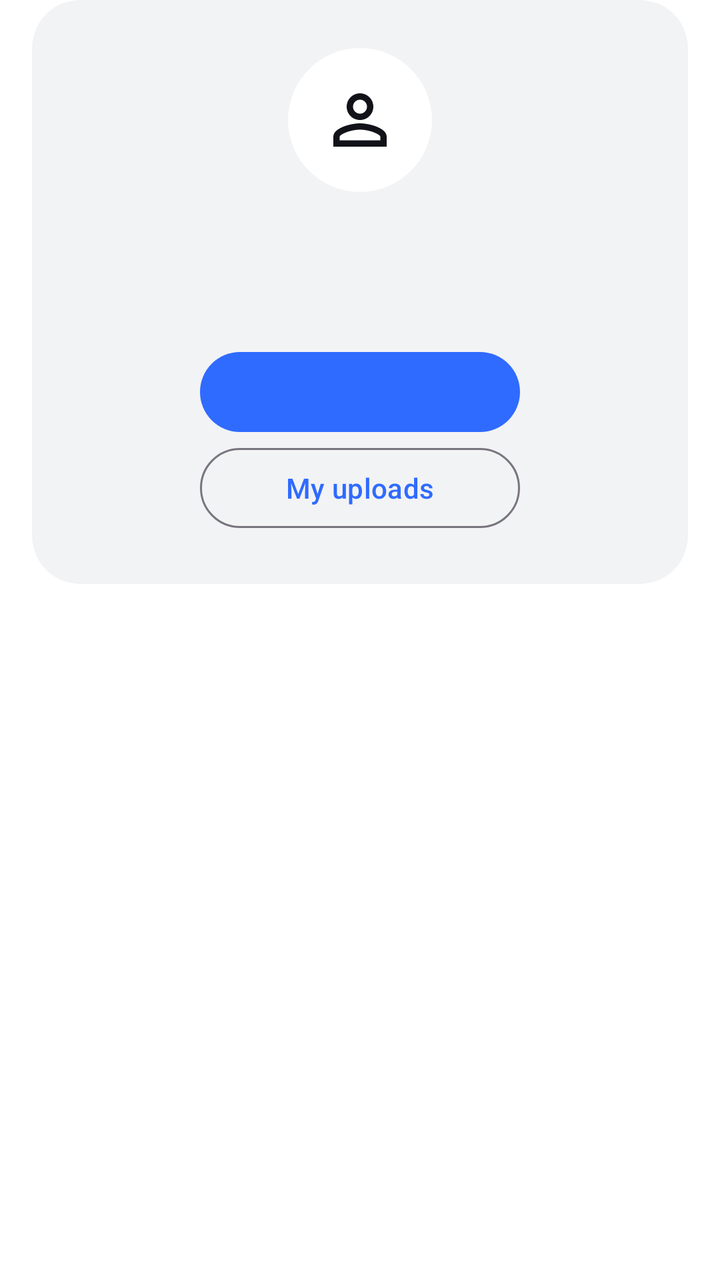
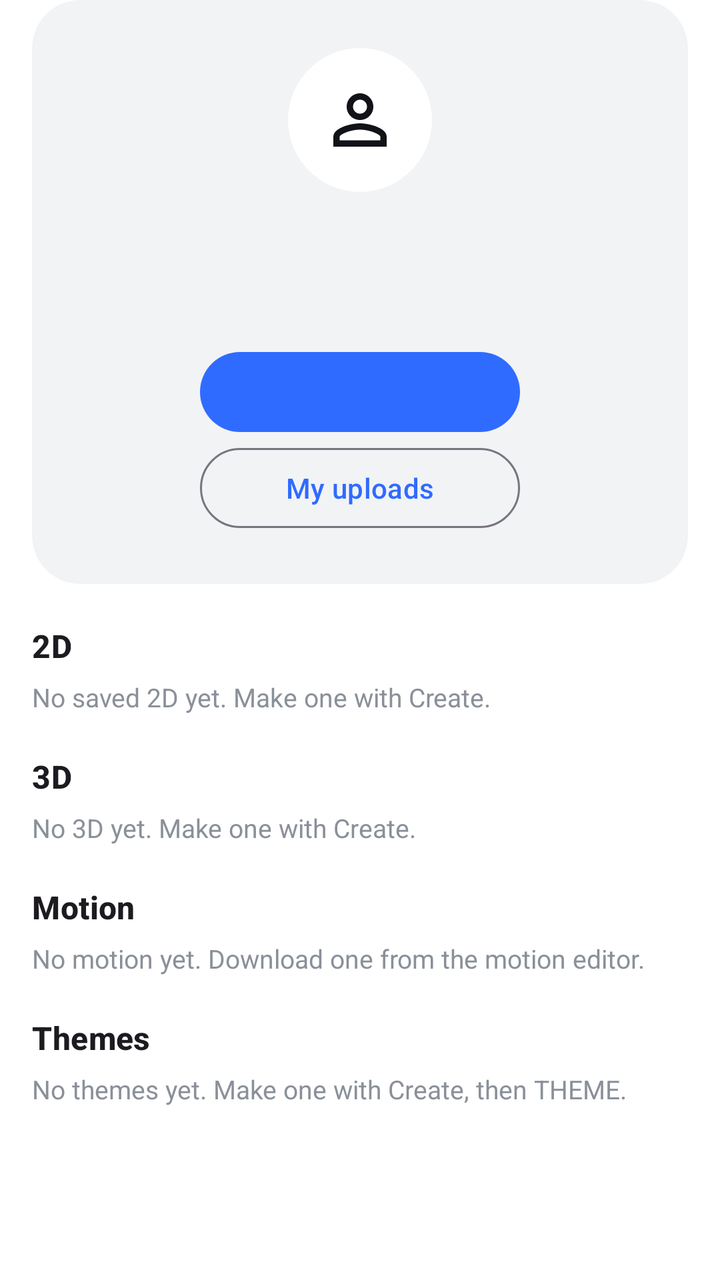

Compare the two renders of this Android layout. The source of the first and the diff that turns it into the second are given below.
<!-- AndroidManifest.xml: application theme Theme.WallpaperCreator -->
<!-- res/layout/fragment_profile.xml -->
<?xml version="1.0" encoding="utf-8"?>
<androidx.core.widget.NestedScrollView xmlns:android="http://schemas.android.com/apk/res/android"
    xmlns:app="http://schemas.android.com/apk/res-auto"
    android:layout_width="match_parent"
    android:layout_height="match_parent">

    <LinearLayout
        android:layout_width="match_parent"
        android:layout_height="wrap_content"
        android:orientation="vertical"
        android:paddingHorizontal="16dp"
        android:paddingBottom="16dp">

        <com.google.android.material.card.MaterialCardView
            android:layout_width="match_parent"
            android:layout_height="wrap_content"
            app:cardBackgroundColor="@color/surface_muted"
            app:cardCornerRadius="24dp"
            app:cardElevation="0dp"
            app:strokeWidth="0dp">

            <LinearLayout
                android:layout_width="match_parent"
                android:layout_height="wrap_content"
                android:gravity="center_horizontal"
                android:orientation="vertical"
                android:padding="24dp">

                <ImageView
                    android:layout_width="72dp"
                    android:layout_height="72dp"
                    android:background="@drawable/bg_avatar"
                    android:contentDescription="@null"
                    android:padding="16dp"
                    android:src="@drawable/ic_person"
                    app:tint="@color/text_primary" />

                <TextView
                    android:id="@+id/name"
                    android:layout_width="wrap_content"
                    android:layout_height="wrap_content"
                    android:layout_marginTop="12dp"
                    android:textColor="@color/text_primary"
                    android:textSize="20sp"
                    android:textStyle="bold" />

                <TextView
                    android:id="@+id/subtitle"
                    android:layout_width="wrap_content"
                    android:layout_height="wrap_content"
                    android:layout_marginTop="2dp"
                    android:gravity="center"
                    android:textColor="@color/text_secondary"
                    android:textSize="14sp" />

                <com.google.android.material.button.MaterialButton
                    android:id="@+id/btnAccount"
                    android:layout_width="wrap_content"
                    android:layout_height="wrap_content"
                    android:layout_marginTop="16dp"
                    android:minWidth="160dp" />

                <com.google.android.material.button.MaterialButton
                    android:id="@+id/btnMyUploads"
                    style="@style/Widget.Material3.Button.OutlinedButton"
                    android:layout_width="wrap_content"
                    android:layout_height="wrap_content"
                    android:minWidth="160dp"
                    android:text="@string/my_uploads" />
            </LinearLayout>
        </com.google.android.material.card.MaterialCardView>
    </LinearLayout>
</androidx.core.widget.NestedScrollView>
<!-- resources referenced by this layout -->
<resources>
  <color name="surface_muted">#F2F3F5</color>
  <color name="text_primary">#111318</color>
  <color name="text_secondary">#8A9099</color>
  <!-- drawable bg_avatar (drawable) -->
  <?xml version="1.0" encoding="utf-8"?>
  <shape xmlns:android="http://schemas.android.com/apk/res/android" android:shape="oval">
      <solid android:color="@color/surface" />
  </shape>
  <!-- drawable ic_person (drawable) -->
  <vector xmlns:android="http://schemas.android.com/apk/res/android"
      android:width="24dp"
      android:height="24dp"
      android:viewportWidth="24"
      android:viewportHeight="24">
      <path
          android:fillColor="#FF000000"
          android:pathData="M12,5.9c1.16,0 2.1,0.94 2.1,2.1s-0.94,2.1 -2.1,2.1S9.9,9.16 9.9,8s0.94,-2.1 2.1,-2.1m0,9c2.97,0 6.1,1.46 6.1,2.1v1.1L5.9,18.1L5.9,17c0,-0.64 3.13,-2.1 6.1,-2.1M12,4C9.79,4 8,5.79 8,8s1.79,4 4,4 4,-1.79 4,-4 -1.79,-4 -4,-4zM12,13c-2.67,0 -8,1.34 -8,4v3h16v-3c0,-2.66 -5.33,-4 -8,-4z" />
  </vector>
  <string name="my_uploads">My uploads</string>
  <style name="Theme.WallpaperCreator" parent="Theme.Material3.DayNight">
          <item name="colorPrimary">@color/brand_primary</item>
          <item name="colorOnPrimary">@android:color/white</item>
          <item name="colorPrimaryContainer">@color/brand_primary_soft</item>
          <item name="colorSecondaryContainer">@color/brand_primary_soft</item>
          <item name="colorOnSecondaryContainer">@color/brand_primary</item>
          <item name="colorSecondary">@color/brand_secondary</item>
          <item name="colorSurface">@color/surface</item>
          <item name="android:colorBackground">@color/surface</item>
          <item name="android:statusBarColor">@color/surface</item>
          <item name="android:windowLightStatusBar">@bool/light_system_bars</item>
          <item name="android:navigationBarColor">@color/surface</item>
          <item name="android:windowLightNavigationBar">@bool/light_system_bars</item>
      </style>
  <color name="surface">#FFFFFF</color>
  <color name="brand_primary">#2F6BFF</color>
  <color name="brand_primary_soft">#E8EFFF</color>
  <color name="brand_secondary">#8E44FF</color>
</resources>

<!-- the commit's change to res/layout/fragment_profile.xml (unified diff, before → after) -->
@@ -69,5 +69,58 @@
                     android:text="@string/my_uploads" />
             </LinearLayout>
         </com.google.android.material.card.MaterialCardView>
+
+        
+        <TextView
+            style="@style/SectionHeader"
+            android:text="@string/profile_2d" />
+
+        <TextView
+            android:id="@+id/empty2d"
+            style="@style/ProfileEmpty"
+            android:text="@string/profile_empty_2d" />
+
+        <androidx.recyclerview.widget.RecyclerView
+            android:id="@+id/grid2d"
+            style="@style/ProfileGrid" />
+
+        <TextView
+            style="@style/SectionHeader"
+            android:text="@string/profile_3d" />
+
+        <TextView
+            android:id="@+id/empty3d"
+            style="@style/ProfileEmpty"
+            android:text="@string/profile_empty_3d" />
+
+        <androidx.recyclerview.widget.RecyclerView
+            android:id="@+id/grid3d"
+            style="@style/ProfileGrid" />
+
+        <TextView
+            style="@style/SectionHeader"
+            android:text="@string/profile_motion" />
+
+        <TextView
+            android:id="@+id/emptyMotion"
+            style="@style/ProfileEmpty"
+            android:text="@string/profile_empty_motion" />
+
+        <androidx.recyclerview.widget.RecyclerView
+            android:id="@+id/gridMotion"
+            style="@style/ProfileGrid" />
+
+        <TextView
+            style="@style/SectionHeader"
+            android:text="@string/profile_themes" />
+
+        <TextView
+            android:id="@+id/emptyThemes"
+            style="@style/ProfileEmpty"
+            android:text="@string/profile_empty_themes" />
+
+        <androidx.recyclerview.widget.RecyclerView
+            android:id="@+id/gridThemes"
+            style="@style/ProfileGrid" />
     </LinearLayout>
 </androidx.core.widget.NestedScrollView>
<!-- resource entries referenced after the edit -->
@@ -19,6 +19,33 @@
           android:pathData="M12,5.9c1.16,0 2.1,0.94 2.1,2.1s-0.94,2.1 -2.1,2.1S9.9,9.16 9.9,8s0.94,-2.1 2.1,-2.1m0,9c2.97,0 6.1,1.46 6.1,2.1v1.1L5.9,18.1L5.9,17c0,-0.64 3.13,-2.1 6.1,-2.1M12,4C9.79,4 8,5.79 8,8s1.79,4 4,4 4,-1.79 4,-4 -1.79,-4 -4,-4zM12,13c-2.67,0 -8,1.34 -8,4v3h16v-3c0,-2.66 -5.33,-4 -8,-4z" />
   </vector>
   <string name="my_uploads">My uploads</string>
+  <string name="profile_2d">2D</string>
+  <string name="profile_3d">3D</string>
+  <string name="profile_empty_2d">No saved 2D yet. Make one with Create.</string>
+  <string name="profile_empty_3d">No 3D yet. Make one with Create.</string>
+  <string name="profile_empty_motion">No motion yet. Download one from the motion editor.</string>
+  <string name="profile_empty_themes">No themes yet. Make one with Create, then THEME.</string>
+  <string name="profile_motion">Motion</string>
+  <string name="profile_themes">Themes</string>
+  <style name="ProfileEmpty">
+          <item name="android:layout_width">match_parent</item>
+          <item name="android:layout_height">wrap_content</item>
+          <item name="android:textColor">@color/text_secondary</item>
+          <item name="android:textSize">13sp</item>
+      </style>
+  <style name="ProfileGrid">
+          <item name="android:layout_width">match_parent</item>
+          <item name="android:layout_height">wrap_content</item>
+          <item name="android:nestedScrollingEnabled">false</item>
+      </style>
+  <style name="SectionHeader">
+          <item name="android:layout_width">match_parent</item>
+          <item name="android:layout_height">wrap_content</item>
+          <item name="android:layout_marginTop">20dp</item>
+          <item name="android:layout_marginBottom">6dp</item>
+          <item name="android:textAppearance">?attr/textAppearanceTitleMedium</item>
+          <item name="android:textStyle">bold</item>
+      </style>
   <style name="Theme.WallpaperCreator" parent="Theme.Material3.DayNight">
           <item name="colorPrimary">@color/brand_primary</item>
           <item name="colorOnPrimary">@android:color/white</item>
